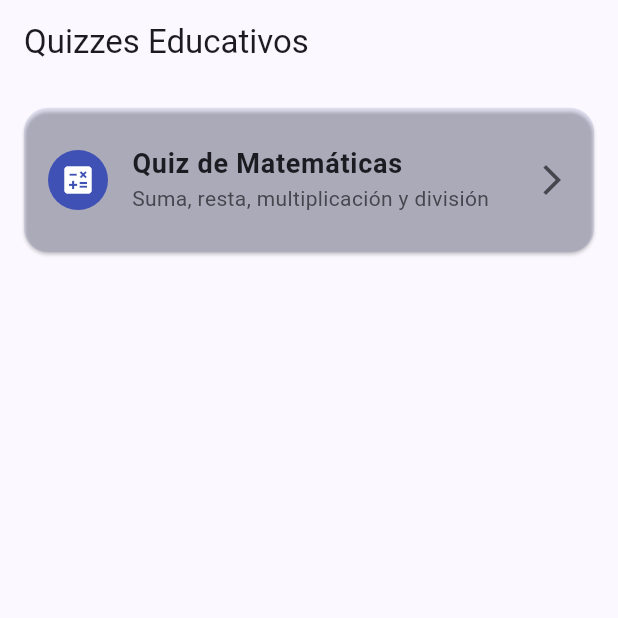
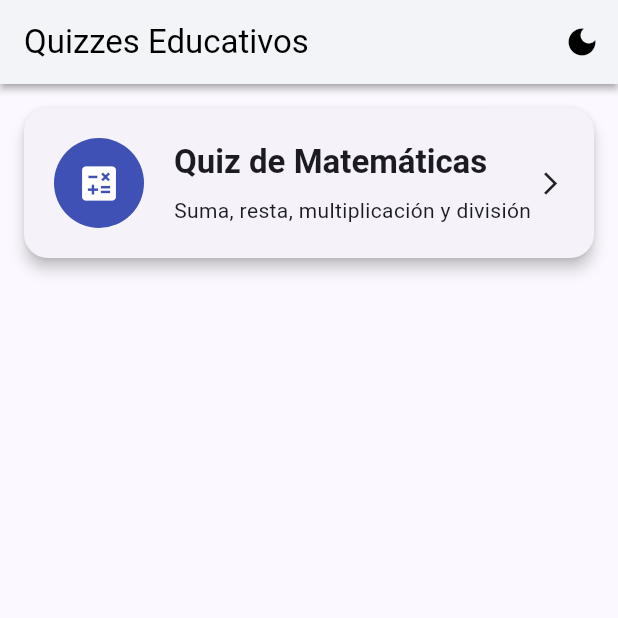
Before and after one commit to WarenJSM29/MathQuizz---Proyecto-Final, a Flutter app: the screen it shows after launch, on a phone screen of 412 x 824 dp, the top half of it. Run offline on Flutter 3.47's test engine with Material 3 defaults, Android fonts, the light colour scheme and no system bars.

Commit message:
Modo oscuro implementado y mejoras visuales.

```diff
--- a/lib/main.dart
+++ b/lib/main.dart
@@ -5,19 +5,51 @@ void main() {
   runApp(const QuizApp());
 }
 
-class QuizApp extends StatelessWidget {
+class QuizApp extends StatefulWidget {
   const QuizApp({super.key});
+
+  @override
+  State<QuizApp> createState() => _QuizAppState();
+}
+
+class _QuizAppState extends State<QuizApp> {
+  ThemeMode _themeMode = ThemeMode.light;
+
+  void _toggleTheme() {
+    setState(() {
+      _themeMode = _themeMode == ThemeMode.light ? ThemeMode.dark : ThemeMode.light;
+    });
+  }
 
   @override
   Widget build(BuildContext context) {
     return MaterialApp(
       title: 'Quizzes Educativos',
       debugShowCheckedModeBanner: false,
+      themeMode: _themeMode,
       theme: ThemeData(
         useMaterial3: true,
+        brightness: Brightness.light,
         colorSchemeSeed: Colors.indigo,
+        appBarTheme: const AppBarTheme(
+          backgroundColor: Colors.white,
+          foregroundColor: Colors.black,
+          elevation: 2,
+          shadowColor: Colors.grey,
+        ),
       ),
-      home: const HomeScreen(),
+      darkTheme: ThemeData(
+        useMaterial3: true,
+        brightness: Brightness.dark,
+        colorSchemeSeed: Colors.indigo,
+        appBarTheme: const AppBarTheme(
+          backgroundColor: Colors.black,
+          foregroundColor: Colors.white,
+          elevation: 2,
+          shadowColor: Colors.black54,
+        ),
+      ),
+      home: HomeScreen(onToggleTheme: _toggleTheme),
     );
   }
 }
--- a/lib/views/home_screen.dart
+++ b/lib/views/home_screen.dart
@@ -2,10 +2,14 @@ import 'package:flutter/material.dart';
 import 'quiz_screen.dart';
 
 class HomeScreen extends StatelessWidget {
-  const HomeScreen({super.key});
+  final VoidCallback onToggleTheme;
+
+  const HomeScreen({super.key, required this.onToggleTheme});
 
   @override
   Widget build(BuildContext context) {
+    final isDark = Theme.of(context).brightness == Brightness.dark;
+
     final List<Map<String, dynamic>> quizzes = [
       {
         'title': 'Quiz de Matemáticas',
@@ -14,12 +18,18 @@ class HomeScreen extends StatelessWidget {
         'screen': const QuizScreen(),
         'color': Colors.indigo,
       },
-      // Puedes agregar más quizzes aquí
     ];
 
     return Scaffold(
       appBar: AppBar(
         title: const Text('Quizzes Educativos'),
+        actions: [
+          IconButton(
+            tooltip: 'Cambiar tema',
+            icon: Icon(isDark ? Icons.light_mode : Icons.dark_mode),
+            onPressed: onToggleTheme,
+          ),
+        ],
       ),
       body: ListView.builder(
         padding: const EdgeInsets.all(16),
@@ -33,24 +43,44 @@ class HomeScreen extends StatelessWidget {
           final Color color = quiz['color'] as Color;
 
           return Card(
+            elevation: 4,
             shape: RoundedRectangleBorder(borderRadius: BorderRadius.circular(16)),
-            margin: const EdgeInsets.only(bottom: 16),
-            color: color.withOpacity(0.1),
-            child: ListTile(
-              contentPadding: const EdgeInsets.symmetric(horizontal: 16, vertical: 12),
-              leading: CircleAvatar(
-                backgroundColor: color,
-                child: Icon(icon, color: Colors.white),
+            margin: const EdgeInsets.only(bottom: 20),
+            child: InkWell(
+              borderRadius: BorderRadius.circular(16),
+              onTap: () {
+                Navigator.push(context, MaterialPageRoute(builder: (_) => screen));
+              },
+              child: Padding(
+                padding: const EdgeInsets.all(20),
+                child: Row(
+                  children: [
+                    CircleAvatar(
+                      radius: 30,
+                      backgroundColor: color,
+                      child: Icon(icon, color: Colors.white, size: 30),
+                    ),
+                    const SizedBox(width: 20),
+                    Expanded(
+                      child: Column(
+                        crossAxisAlignment: CrossAxisAlignment.start,
+                        children: [
+                          Text(title,
+                              style: Theme.of(context).textTheme.titleLarge?.copyWith(
+                                    fontWeight: FontWeight.bold,
+                                  )),
+                          const SizedBox(height: 8),
+                          Text(
+                            subtitle,
+                            style: Theme.of(context).textTheme.bodyMedium,
+                          ),
+                        ],
+                      ),
+                    ),
+                    const Icon(Icons.arrow_forward_ios, size: 18),
+                  ],
+                ),
               ),
-              title: Text(title, style: const TextStyle(fontSize: 18, fontWeight: FontWeight.bold)),
-              subtitle: Text(subtitle),
-              trailing: const Icon(Icons.arrow_forward_ios),
-              onTap: () {
-                Navigator.push(
-                  context,
-                  MaterialPageRoute(builder: (_) => screen),
-                );
-              },
             ),
           );
         },
```
Also changed, not shown: lib/views/quiz_screen.dart (+172 -142 lines).
